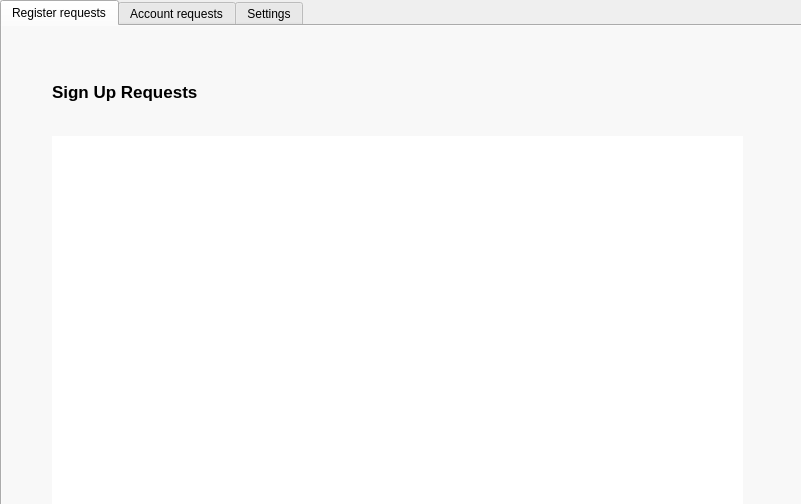
First picture: the form in Project/PaymentServiceWithQt/StaffForm.ui, repository andriybobchuk/PaymentService, before the edit.
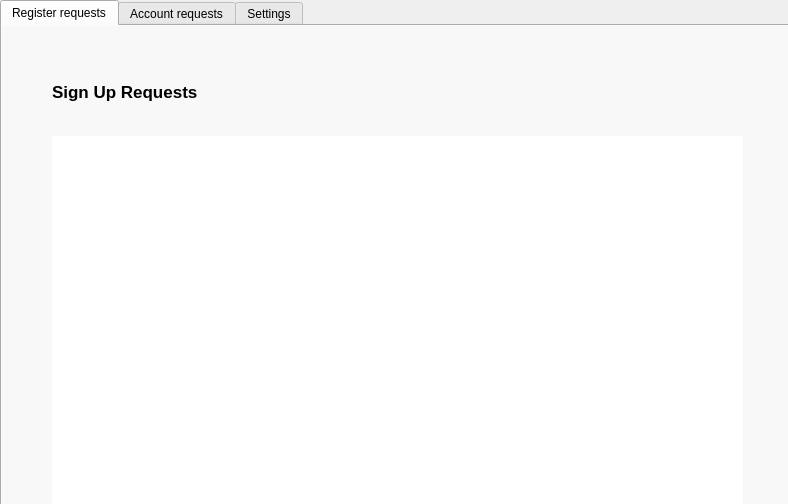
Second picture: the form after the edit.

Patch:
```diff
--- a/Project/PaymentServiceWithQt/StaffForm.ui
+++ b/Project/PaymentServiceWithQt/StaffForm.ui
@@ -6,7 +6,7 @@
    <rect>
     <x>0</x>
     <y>0</y>
-    <width>801</width>
+    <width>788</width>
     <height>504</height>
    </rect>
   </property>
```
Left out of the diff: 20 changed lines with no effect on the pictures.
